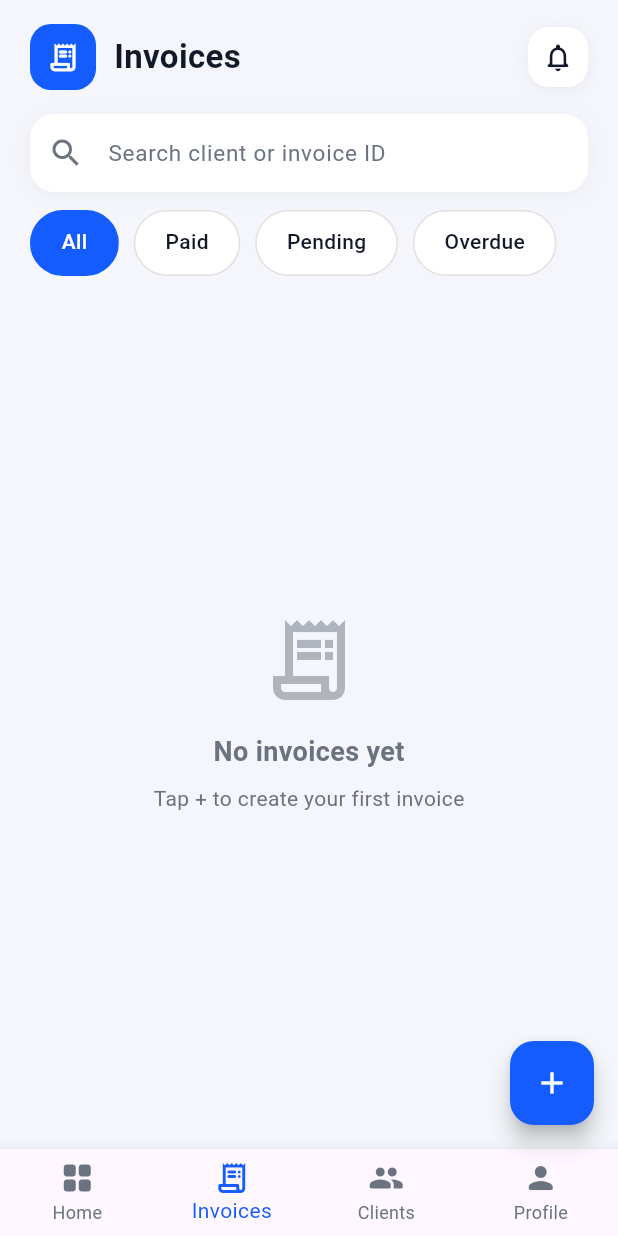
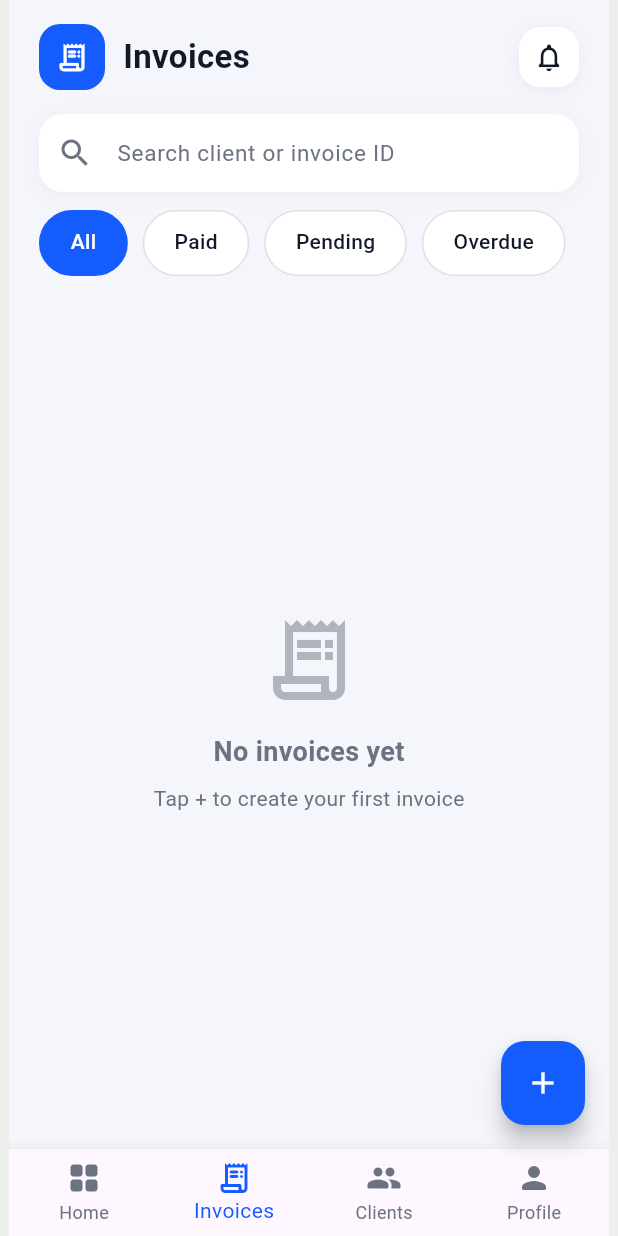
Before and after one commit to vkashegde/billzo, a Flutter app: the screen it shows after launch, item 2 of the bottom bar chosen, on a phone screen of 412 x 824 dp. Run offline on Flutter 3.47's test engine with Material 3 defaults, Android fonts, the phone set to English and light mode, and no system bars; our stand-ins replace connectivity_plus, equatable, flutter_bloc, get_it, go_router, hive and 3 more; accounts and stored records are empty; project files that could hold a hidden picture were left out.

Commit message:
web support

```diff
--- a/lib/src/app.dart
+++ b/lib/src/app.dart
@@ -34,6 +34,14 @@ class BillzoApp extends StatelessWidget {
         theme: AppTheme.light,
         routerConfig: _router,
         debugShowCheckedModeBanner: false,
+        builder: (context, child) {
+          return Container(
+            color: Colors.grey.shade200,
+            child: Center(
+              child: ConstrainedBox(constraints: const BoxConstraints(maxWidth: 400), child: child),
+            ),
+          );
+        },
       ),
     );
   }
```
